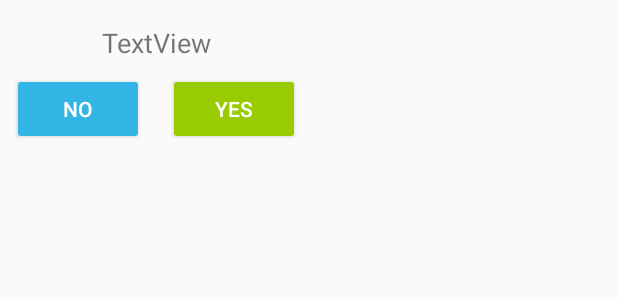
After one commit to gnom666/EqualizerApp, an Android app: the layout confirmation_layout.xml on its own in the app's theme, with its tools: preview values and no code run, on a phone screen of 412 x 824 dp. The commit adds this screen. Shown: the top 300 px of the screen. Run offline under Robolectric (Android 15) with nearby library versions, the phone set to English and light mode, and no system bars; network calls fail.

Commit message:
Added ask for confirmation to every deleting process.

```diff
--- /dev/null
+++ b/app/src/main/res/layout/confirmation_layout.xml
@@ -0,0 +1,59 @@
+<?xml version="1.0" encoding="utf-8"?>
+<LinearLayout xmlns:android="http://schemas.android.com/apk/res/android"
+    xmlns:tools="http://schemas.android.com/tools"
+    android:id="@+id/confirmationLayout"
+    android:layout_width="wrap_content"
+    android:layout_height="wrap_content">
+
+    <LinearLayout
+        android:layout_width="wrap_content"
+        android:layout_height="wrap_content"
+        android:layout_weight="1"
+        android:gravity="center_horizontal"
+        android:orientation="vertical">
+
+        <TextView
+            android:id="@+id/confirmationTextView"
+            android:layout_width="match_parent"
+            android:layout_height="wrap_content"
+            android:layout_marginLeft="8dp"
+            android:layout_marginRight="8dp"
+            android:layout_marginTop="16dp"
+            android:layout_weight="1"
+            android:gravity="center_vertical|center_horizontal"
+            android:text="TextView"
+            android:textSize="18sp" />
+
+        <LinearLayout
+            android:layout_width="match_parent"
+            android:layout_height="wrap_content"
+            android:layout_weight="1"
+            android:gravity="center_horizontal"
+            android:orientation="horizontal">
+
+            <Button
+                android:id="@+id/genericNoButton"
+                style="@style/Widget.AppCompat.Button.Colored"
+                android:layout_width="match_parent"
+                android:layout_height="wrap_content"
+                android:layout_margin="8dp"
+                android:layout_weight="1"
+                android:backgroundTint="@android:color/holo_blue_light"
+                android:text="No"
+                android:textColor="@android:color/white" />
+
+            <Button
+                android:id="@+id/genericYeslButton"
+                style="@style/Widget.AppCompat.Button.Colored"
+                android:layout_width="match_parent"
+                android:layout_height="wrap_content"
+                android:layout_margin="8dp"
+                android:layout_weight="1"
+                android:backgroundTint="@android:color/holo_green_light"
+                android:text="Yes"
+                android:textColor="@android:color/white" />
+        </LinearLayout>
+
+    </LinearLayout>
+
+</LinearLayout>
```
Also changed, not shown: app/src/main/java/com/example/myapplication/Model/Constants.java (+33 -5 lines), app/src/main/java/com/example/myapplication/View/Contacts.java (+48 -2 lines), app/src/main/java/com/example/myapplication/View/EventDetailed.java (+93 -2 lines), app/src/main/java/com/example/myapplication/View/LogIn.java (+7 -3 lines).
